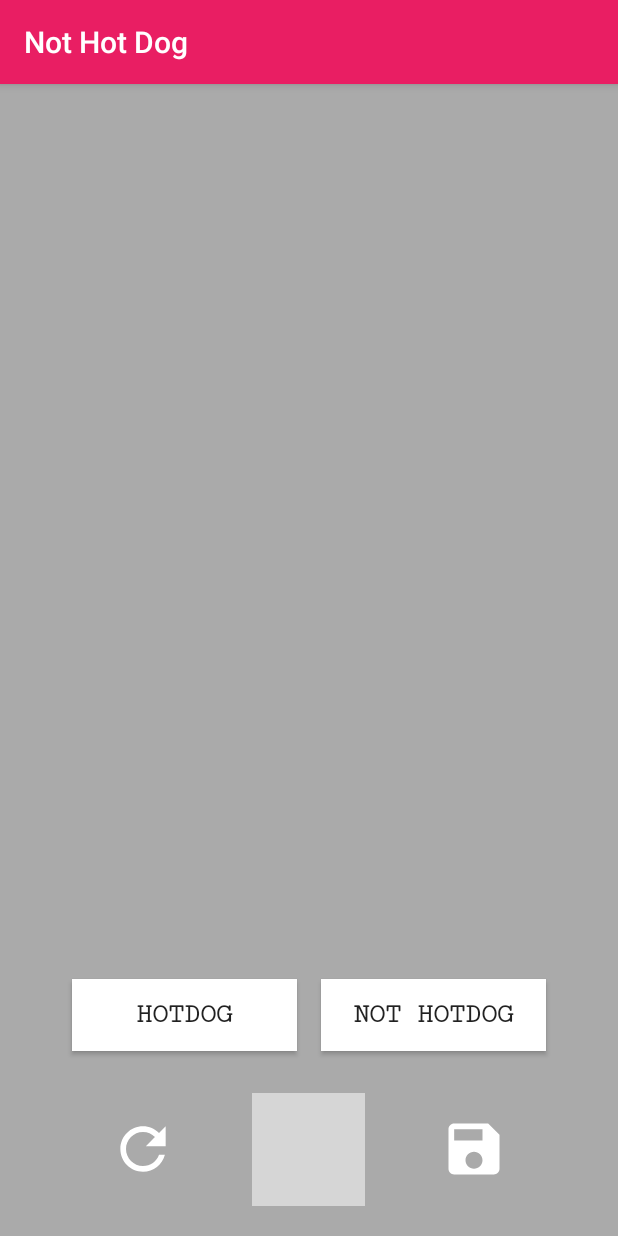
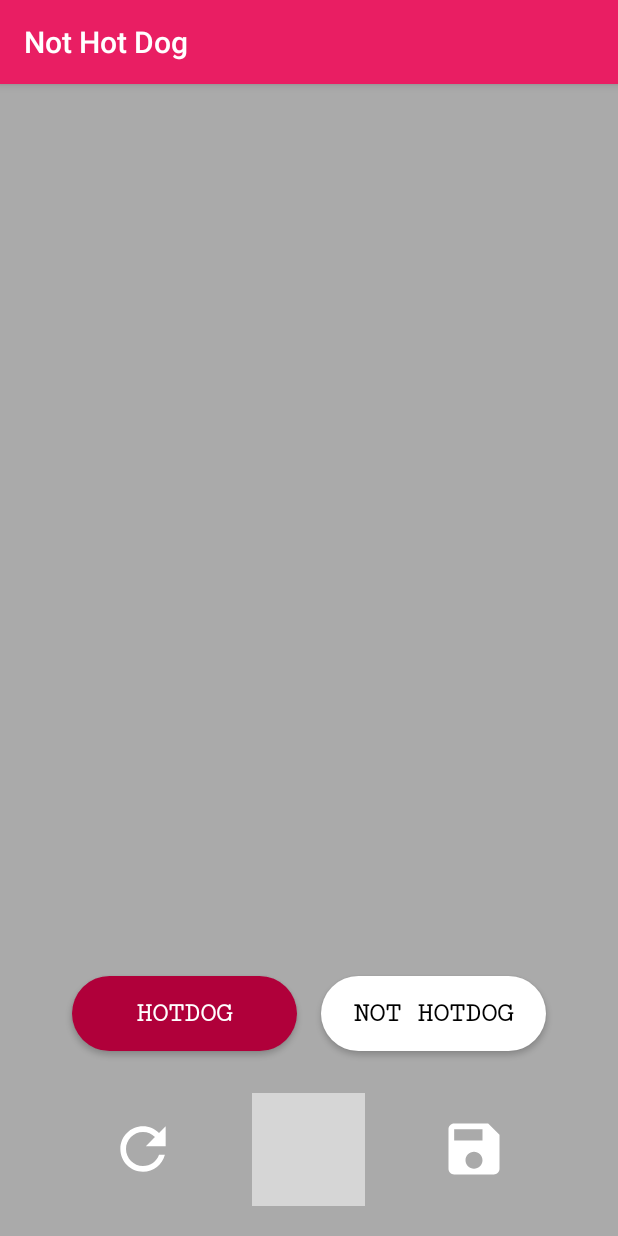
Before and after one commit to pretzelstudios/LionheartTask, an Android app: the DetailActivity screen opened directly, with no data from a screen before it, after a tap on an icon or button, on a phone screen of 412 x 824 dp. Run offline under Robolectric (Android 15) with nearby library versions, the phone set to English and light mode, and no system bars; our stand-ins replace Picasso; libraries missing offline, so code that uses them is left out: github.nisrulz.screenshott; pictures from the network do not load; 2 other taps on this screen came first; grey boxes are pictures that could not be loaded.

Commit message:
Applied button styles to buttons on front page and photo page

```diff
--- /dev/null
+++ b/app/src/main/res/drawable/buttonstyle3.xml
@@ -0,0 +1,6 @@
+<?xml version="1.0" encoding="utf-8"?>
+<shape xmlns:android="http://schemas.android.com/apk/res/android">
+<solid android:color="#fff"/>
+    <corners android:radius="25dp"/>
+    <padding android:top="15dp" android:bottom="15dp" android:left="15dp" android:right="15dp"/>
+</shape>
--- a/app/src/main/res/layout/activity_detail.xml
+++ b/app/src/main/res/layout/activity_detail.xml
@@ -107,11 +107,12 @@
         android:orientation="horizontal">
 
         <Button
+            android:background="@drawable/buttonstyle1"
+            android:textColor="#fff"
             android:id="@+id/hotdogBtn"
             android:layout_width="150dp"
             android:layout_height="wrap_content"
             android:layout_margin="8dp"
-            android:background="#fff"
             android:fontFamily="serif-monospace"
             android:onClick="hotDogClick"
             android:text="Hotdog"
@@ -119,11 +120,12 @@
             android:textStyle="bold" />
 
         <Button
+            android:background="@drawable/buttonstyle3"
+            android:textColor="@android:color/black"
             android:id="@+id/not_hotdogBtn"
             android:layout_width="150dp"
             android:layout_height="wrap_content"
             android:layout_margin="8dp"
-            android:background="#fff"
             android:fontFamily="serif-monospace"
             android:onClick="notHotdogClick"
             android:text="Not Hotdog"
--- a/app/src/main/res/layout/activity_start.xml
+++ b/app/src/main/res/layout/activity_start.xml
@@ -70,6 +70,8 @@
         app:layout_constraintTop_toBottomOf="@+id/textView3" />
 
     <Button
+        android:background="@drawable/buttonstyle1"
+        android:textColor="#fff"
         android:id="@+id/btnPlay"
         android:layout_width="0dp"
         android:layout_height="wrap_content"
@@ -86,6 +88,8 @@
         app:layout_constraintTop_toBottomOf="@+id/youtubePlay" />
 
     <Button
+        android:background="@drawable/buttonstyle3"
+        android:textColor="@android:color/black"
         android:id="@+id/enterBtn"
         android:layout_width="0dp"
         android:layout_height="wrap_content"
```
